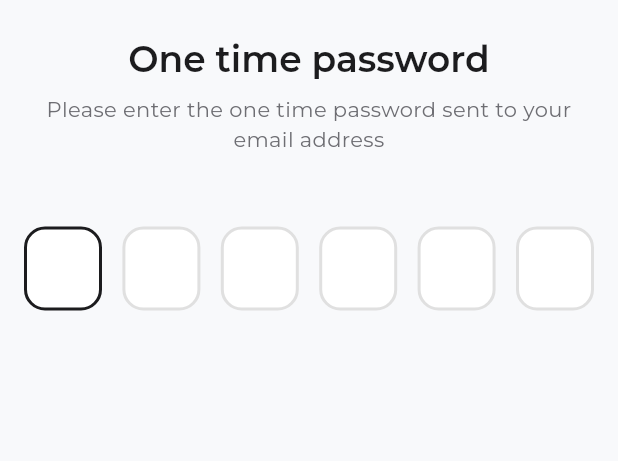
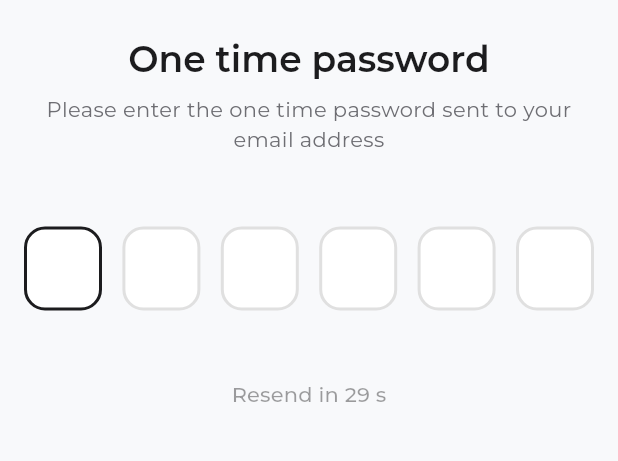
Before and after one commit to kazimoto5520/hotel_booking_app, a Flutter app: the OtpVerificationScreen screen opened by its route, on a phone screen of 412 x 824 dp, the part 210-671 px from its top. Run offline on Flutter 3.47's test engine with Material 3 defaults, Android fonts, the phone set to English and light mode, and no system bars; drawn by our look-alikes of pin_code_fields; our stand-ins replace get, google_sign_in; project files that could hold a hidden picture were left out.

Commit message:
feat: Implement OTP verification flow, including an enhanced pin code field with resend timer, error states, and a new custom app bar.

```diff
--- a/lib/core/ui/app_pin_code_field.dart
+++ b/lib/core/ui/app_pin_code_field.dart
@@ -1,85 +1,227 @@
+import 'dart:async';
 import 'package:flutter/material.dart';
+import 'package:flutter/services.dart';
+import 'package:pin_code_fields/pin_code_fields.dart';
 import 'package:hotel_booking_app/core/theme/app_colors.dart';
-import 'package:pin_code_fields/pin_code_fields.dart';
 
-class AppPinCodeField extends StatelessWidget {
+class AppPinCodeField extends StatefulWidget {
   final TextEditingController controller;
   final int length;
   final ValueChanged<String> onCompleted;
-  final ValueChanged<String>? onChanged;
+  final VoidCallback? onResend;
+  final int resendAfterSeconds;
   final bool obscureText;
+  final String? errorText;
+  final bool enableHaptics;
+  final bool enablePaste;
   final bool enabled;
-  final String? errorText;
-  final FocusNode? focusNode;
+  final bool loading;
+  final bool success;
 
   const AppPinCodeField({
     super.key,
     required this.controller,
     required this.onCompleted,
-    this.onChanged,
-    this.length = 4,
+    this.onResend,
+    this.length = 6,
+    this.resendAfterSeconds = 30,
     this.obscureText = false,
+    this.errorText,
+    this.enableHaptics = true,
+    this.enablePaste = true,
     this.enabled = true,
-    this.errorText,
-    this.focusNode,
+    this.loading = false,
+    this.success = false,
   });
 
   @override
+  State<AppPinCodeField> createState() => _AppPinCodeFieldState();
+}
+
+class _AppPinCodeFieldState extends State<AppPinCodeField>
+    with SingleTickerProviderStateMixin {
+  late AnimationController _shakeController;
+  late Animation<double> _shakeAnimation;
+
+  Timer? _timer;
+  int _secondsLeft = 0;
+
+  @override
+  void initState() {
+    super.initState();
+
+    _setupShakeAnimation();
+    _startResendTimer();
+
+    if (widget.enablePaste) {
+      _tryPasteFromClipboard();
+    }
+  }
+
+  void _setupShakeAnimation() {
+    _shakeController = AnimationController(
+      vsync: this,
+      duration: const Duration(milliseconds: 400),
+    );
+
+    _shakeAnimation = TweenSequence<double>([
+      TweenSequenceItem(tween: Tween(begin: 0, end: -10), weight: 1),
+      TweenSequenceItem(tween: Tween(begin: -10, end: 10), weight: 2),
+      TweenSequenceItem(tween: Tween(begin: 10, end: -10), weight: 2),
+      TweenSequenceItem(tween: Tween(begin: -10, end: 0), weight: 1),
+    ]).animate(_shakeController);
+  }
+
+  void _startResendTimer() {
+    if (widget.onResend == null) return;
+
+    _secondsLeft = widget.resendAfterSeconds;
+    _timer?.cancel();
+
+    _timer = Timer.periodic(const Duration(seconds: 1), (timer) {
+      if (_secondsLeft == 0) {
+        timer.cancel();
+      } else {
+        setState(() => _secondsLeft--);
+      }
+    });
+  }
+
+  Future<void> _tryPasteFromClipboard() async {
+    final data = await Clipboard.getData(Clipboard.kTextPlain);
+    final text = data?.text?.trim() ?? "";
+
+    if (text.length == widget.length && RegExp(r'^\d+$').hasMatch(text)) {
+      widget.controller.text = text;
+      widget.onCompleted(text);
+    }
+  }
+
+  @override
+  void didUpdateWidget(covariant AppPinCodeField oldWidget) {
+    super.didUpdateWidget(oldWidget);
+
+    if (widget.errorText != null && widget.errorText!.isNotEmpty) {
+      _shakeController.forward(from: 0);
+
+      if (widget.enableHaptics) {
+        HapticFeedback.mediumImpact();
+      }
+    }
+  }
+
+  @override
+  void dispose() {
+    _timer?.cancel();
+    _shakeController.dispose();
+    super.dispose();
+  }
+
+  @override
   Widget build(BuildContext context) {
-    final hasError = errorText != null && errorText!.isNotEmpty;
+    final hasError = widget.errorText != null && widget.errorText!.isNotEmpty;
 
     return Column(
-      crossAxisAlignment: CrossAxisAlignment.start,
+      crossAxisAlignment: CrossAxisAlignment.center,
+      children: [
+        AnimatedBuilder(
+          animation: _shakeAnimation,
+          builder: (_, child) {
+            return Transform.translate(
+              offset: Offset(_shakeAnimation.value, 0),
+              child: child,
+            );
+          },
+          child: Stack(
             children: [
               PinCodeTextField(
                 appContext: context,
-          length: length,
-          controller: controller,
-          focusNode: focusNode,
-          enabled: enabled,
+                length: widget.length,
+                controller: widget.controller,
+                enabled: widget.enabled && !widget.loading && !widget.success,
                 autoFocus: true,
-          obscureText: obscureText,
+                obscureText: widget.obscureText,
                 obscuringCharacter: '●',
                 keyboardType: TextInputType.number,
                 animationType: AnimationType.fade,
                 cursorColor: AppColors.primary,
+                enablePinAutofill: true,
                 textStyle: Theme.of(context).textTheme.headlineSmall?.copyWith(
                       fontWeight: FontWeight.w600,
                     ),
-
+                backgroundColor: Colors.transparent,
                 pinTheme: PinTheme(
                   shape: PinCodeFieldShape.box,
                   borderRadius: BorderRadius.circular(14),
                   fieldHeight: 56,
                   fieldWidth: 52,
-            activeColor: AppColors.primary,
-            selectedColor: AppColors.primary,
-            inactiveColor:
-                hasError ? AppColors.error : AppColors.border,
-            activeFillColor: Colors.white,
-            selectedFillColor: Colors.white,
-            inactiveFillColor: Colors.white,
-            errorBorderColor: AppColors.error,
+                  activeColor:
+                      widget.success ? Colors.green : AppColors.primary,
+                  selectedColor:
+                      widget.success ? Colors.green : AppColors.primary,
+                  inactiveColor: widget.success
+                      ? Colors.green
+                      : (hasError ? AppColors.error : AppColors.border),
+                  activeFillColor: Theme.of(context).colorScheme.surface,
+                  selectedFillColor: Theme.of(context).colorScheme.surface,
+                  inactiveFillColor: Theme.of(context).colorScheme.surface,
                 ),
+                enableActiveFill: true,
+                onChanged: (_) {},
+                onCompleted: (value) {
+                  if (widget.loading || widget.success) return;
 
-          enableActiveFill: true,
-          animationDuration: const Duration(milliseconds: 200),
-          backgroundColor: Colors.transparent,
-          enablePinAutofill: true,
+                  if (widget.enableHaptics) {
+                    HapticFeedback.lightImpact();
+                  }
 
-          onCompleted: onCompleted,
-          onChanged: onChanged ?? (_) {},
+                  widget.onCompleted(value);
+                },
               ),
-
+              if (widget.loading || widget.success)
+                Positioned.fill(
+                  child: Container(
+                    decoration: BoxDecoration(
+                      color: Colors.white.withOpacity(0.7),
+                      borderRadius: BorderRadius.circular(16),
+                    ),
+                    child: Center(
+                      child: widget.loading
+                          ? const CircularProgressIndicator()
+                          : const Icon(
+                              Icons.check_circle,
+                              color: Colors.green,
+                              size: 56,
+                            ),
+                    ),
+                  ),
+                ),
+            ],
+          ),
+        ),
         if (hasError) ...[
           const SizedBox(height: 8),
           Text(
-            errorText!,
-            style: Theme.of(context).textTheme.bodySmall?.copyWith(
-                  color: AppColors.error,
+            widget.errorText!,
+            style: Theme.of(context)
+                .textTheme
+                .bodySmall
+                ?.copyWith(color: AppColors.error),
+          ),
+        ],
+        const SizedBox(height: 16),
+        if (widget.onResend != null)
+          TextButton(
+            onPressed: _secondsLeft == 0
+                ? () {
+                    widget.onResend?.call();
+                    _startResendTimer();
+                  }
+                : null,
+            child: Text(
+              _secondsLeft == 0 ? "Resend code" : "Resend in $_secondsLeft s",
             ),
           ),
-        ],
       ],
     );
   }
--- a/lib/modules/auth/controllers/otp_verification_controller.dart
+++ b/lib/modules/auth/controllers/otp_verification_controller.dart
@@ -1,7 +1,40 @@
 import 'package:flutter/material.dart';
 import 'package:get/get.dart';
+import 'package:hotel_booking_app/core/routes/app_routes.dart';
+
+enum OtpStatus { idle, verifying, success, error }
 
 class OtpVerificationController extends GetxController {
   final otpController = TextEditingController();
 
+  final status = OtpStatus.idle.obs;
+
+  bool get isLoading => status.value == OtpStatus.verifying;
+  bool get isSuccess => status.value == OtpStatus.success;
+  bool get isError => status.value == OtpStatus.error;
+
+  Future<void> verifyOtp(String otp) async {
+    status.value = OtpStatus.verifying;
+
+    // simulate API call
+    await Future.delayed(const Duration(seconds: 2));
+
+    if (otp == "000000") {
+      status.value = OtpStatus.success;
+      Get.offAllNamed(AppRoutes.home);
+    } else {
+      status.value = OtpStatus.error;
+    }
+  }
+
+  void resendOtp() {
+    otpController.clear();
+    status.value = OtpStatus.idle;
+    debugPrint("Resend OTP");
+  }
+
+  void reset() {
+    otpController.clear();
+    status.value = OtpStatus.idle;
+  }
 }
--- a/lib/modules/auth/views/otp_verification_screen.dart
+++ b/lib/modules/auth/views/otp_verification_screen.dart
@@ -22,14 +22,18 @@ class OtpVerificationScreen extends StatelessWidget {
               _showLogoAndHeadings(context),
               const SizedBox(height: 24),
               const SizedBox(height: 24),
-              AppPinCodeField(
-                length: 6,
-                controller: controller.otpController,
-                onCompleted: (code) {
-                  // verify OTP
-                  print("OTP entered: $code");
-                },
-              ),
+              Obx(() {
+                return AppPinCodeField(
+                  controller: controller.otpController,
+                  length: 6,
+                  enabled: !controller.isLoading,
+                  loading: controller.isLoading,
+                  success: controller.isSuccess,
+                  errorText: controller.isError ? "Invalid OTP code" : null,
+                  onCompleted: controller.verifyOtp,
+                  onResend: controller.resendOtp,
+                );
+              }),
             ],
           ),
         ),
```
Also changed, not shown: lib/core/ui/custom_app_bar.dart (added, +66 -0 lines), lib/modules/home/home_screen.dart (+5 -4 lines). Lines whose indentation alone changed are shown as unchanged.
